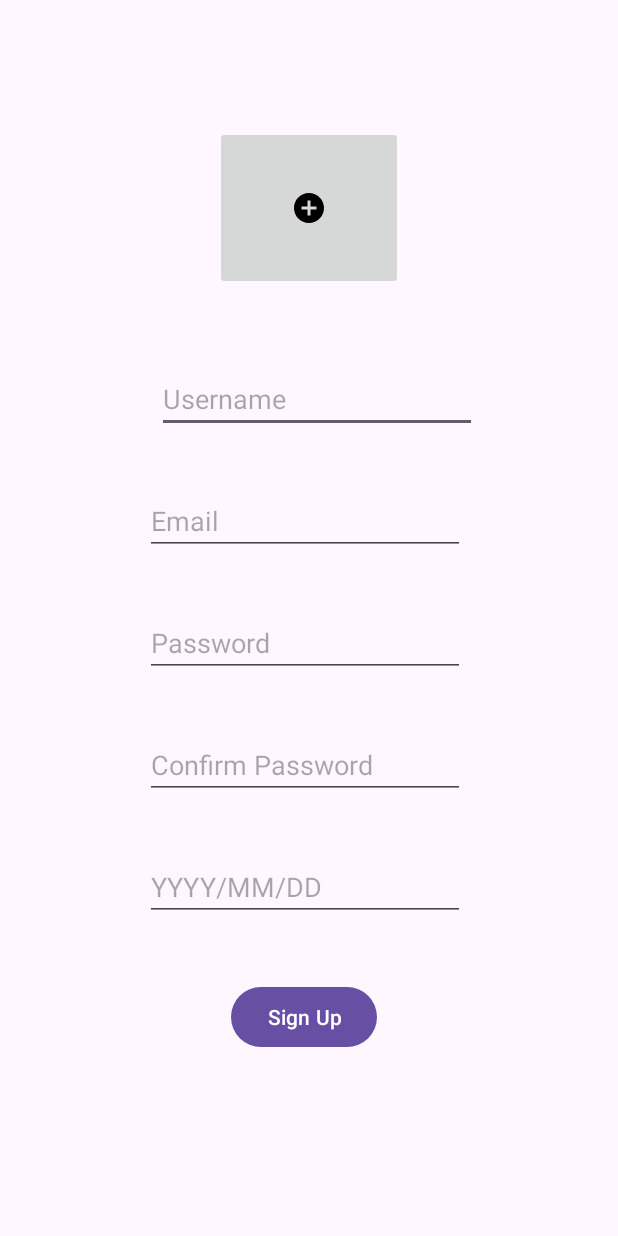
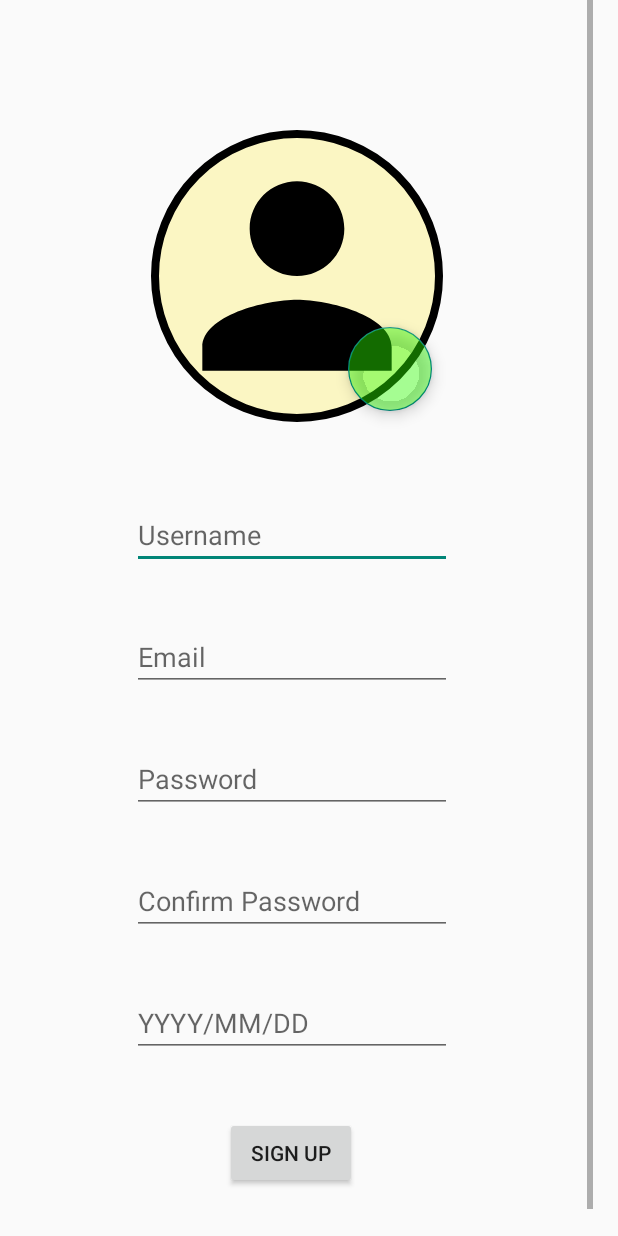
Before and after one commit to thecodemonster1/Wonder-Trip, an Android app: the SignInActivity screen opened directly, with no data from a screen before it, on a phone screen of 412 x 824 dp. Run offline under Robolectric (Android 15) with nearby library versions, the phone set to English and light mode, and no system bars; our stand-ins replace Firebase (no records; nobody signed in at launch, a user with empty details on screens opened directly); libraries missing offline, so code that uses them is left out: com.github.dhaval2404.imagepicker.

Commit message:
after fixing bugs, added the feture image picker

```diff
--- a/app/build.gradle
+++ b/app/build.gradle
@@ -88,6 +88,8 @@ dependencies {
     implementation 'androidx.constraintlayout:constraintlayout:2.1.4'
     implementation 'com.google.firebase:firebase-database:20.3.0'
     implementation 'com.google.firebase:firebase-auth:22.3.0'
+    implementation 'com.google.firebase:firebase-storage:22.0.0'
+    implementation 'com.github.dhaval2404:imagepicker:2.1'
     testImplementation 'junit:junit:4.13.2'
     androidTestImplementation 'androidx.test.ext:junit:1.1.5'
     androidTestImplementation 'androidx.test.espresso:espresso-core:3.5.1'
--- a/app/src/main/java/com/example/wonder_trip_project/SignInActivity.java
+++ b/app/src/main/java/com/example/wonder_trip_project/SignInActivity.java
@@ -1,41 +1,44 @@
 package com.example.wonder_trip_project;
 
-import static android.content.ContentValues.TAG;
-
-import androidx.annotation.NonNull;
+import androidx.annotation.Nullable;
 import androidx.appcompat.app.AppCompatActivity;
 
 import android.content.Intent;
+import android.graphics.drawable.ColorDrawable;
 import android.net.Uri;
 import android.os.Bundle;
-import android.util.Log;
 import android.view.View;
 import android.widget.Button;
 import android.widget.EditText;
 import android.widget.ImageButton;
 import android.widget.ImageView;
-import android.widget.ProgressBar;
 import android.widget.Toast;
 
-import com.google.android.gms.tasks.OnCompleteListener;
-import com.google.android.gms.tasks.Task;
-import com.google.firebase.auth.AuthResult;
+import com.github.dhaval2404.imagepicker.ImagePicker;
+import com.google.android.material.floatingactionbutton.FloatingActionButton;
 import com.google.firebase.auth.FirebaseAuth;
-import com.google.firebase.auth.FirebaseUser;
 import com.google.firebase.database.DatabaseReference;
 import com.google.firebase.database.FirebaseDatabase;
+
+import java.util.Objects;
 
 public class SignInActivity extends AppCompatActivity {
     EditText txtUsername, txtEmail, txtPassword, txtPassword2, txtDOB;
     Button btnSignUp;
-    ImageButton imgButton;
-    FirebaseAuth mAuth;
+    ImageView imgProfileView;
+    FloatingActionButton btnImagePicker;
+
+//    FirebaseAuth mAuth;
 //    ProgressBar progBar;
 
     @Override
     protected void onCreate(Bundle savedInstanceState) {
         super.onCreate(savedInstanceState);
         setContentView(R.layout.activity_sign_in);
+
+        if (getSupportActionBar() != null) {
+            Objects.requireNonNull(getSupportActionBar()).setBackgroundDrawable(new ColorDrawable(getColor(R.color.blue)));
+        }
 
         DatabaseReference usersRef = FirebaseDatabase.getInstance().getReference("users"); // Push the datas to "users" node
         String userId = usersRef.push().getKey(); // Generates a unique key for the new user
@@ -46,7 +49,8 @@ public class SignInActivity extends AppCompatActivity {
         txtPassword2 = findViewById(R.id.txtRegPassword2);
         txtDOB = findViewById(R.id.txtRegDOB);
         btnSignUp = findViewById(R.id.btnSignUp);
-        imgButton = findViewById(R.id.imgButton);
+        imgProfileView = findViewById(R.id.imgView);
+        btnImagePicker = findViewById(R.id.btnImagePicker);
 //        progBar = findViewById(R.id.progressBar);
 
 
@@ -84,11 +88,30 @@ public class SignInActivity extends AppCompatActivity {
             }
         });
 
-//        imgButton.setOnClickListener(new View.OnClickListener() {
-//            @Override
-//            public void onClick(View view) {
-//
-//            }
-//        });
+        btnImagePicker.setOnClickListener(new View.OnClickListener() {
+            @Override
+            public void onClick(View view) {
+                ImagePicker.with(SignInActivity.this)
+                        .crop()	    			//Crop image(Optional), Check Customization for more option
+                        .compress(1024)			//Final image size will be less than 1 MB(Optional)
+                        .maxResultSize(1080, 1080)	//Final image resolution will be less than 1080 x 1080(Optional)
+                        .start();
+            }
+        });
+    }
+
+    @Override
+    protected void onActivityResult(int requestCode, int resultCode, @Nullable Intent data) {
+        super.onActivityResult(requestCode, resultCode, data);
+        assert data != null;
+//        Uri uri = data.getData();
+//        imgProfileView.setImageURI(uri);
+        if (resultCode == RESULT_OK) {
+            Uri uri = data.getData();
+            imgProfileView.setImageURI(uri);
+        } else {
+            // Handle the case where the image picker did not return a valid result
+            Toast.makeText(this, "Image selection canceled", Toast.LENGTH_SHORT).show();
+        }
     }
 }
--- /dev/null
+++ b/app/src/main/res/drawable/baseline_photo_camera_24.xml
@@ -0,0 +1,6 @@
+<vector android:height="24dp" android:tint="#000000"
+    android:viewportHeight="24" android:viewportWidth="24"
+    android:width="24dp" xmlns:android="http://schemas.android.com/apk/res/android">
+    <path android:fillColor="@android:color/white" android:pathData="M12,12m-3.2,0a3.2,3.2 0,1 1,6.4 0a3.2,3.2 0,1 1,-6.4 0"/>
+    <path android:fillColor="@android:color/white" android:pathData="M9,2L7.17,4L4,4c-1.1,0 -2,0.9 -2,2v12c0,1.1 0.9,2 2,2h16c1.1,0 2,-0.9 2,-2L22,6c0,-1.1 -0.9,-2 -2,-2h-3.17L15,2L9,2zM12,17c-2.76,0 -5,-2.24 -5,-5s2.24,-5 5,-5 5,2.24 5,5 -2.24,5 -5,5z"/>
+</vector>
--- a/app/src/main/res/layout/activity_sign_in.xml
+++ b/app/src/main/res/layout/activity_sign_in.xml
@@ -1,10 +1,17 @@
 <?xml version="1.0" encoding="utf-8"?>
-<androidx.constraintlayout.widget.ConstraintLayout xmlns:android="http://schemas.android.com/apk/res/android"
+<ScrollView xmlns:android="http://schemas.android.com/apk/res/android"
     xmlns:app="http://schemas.android.com/apk/res-auto"
     xmlns:tools="http://schemas.android.com/tools"
+    tools:context=".SignInActivity"
+    android:layout_width="wrap_content"
+    android:layout_height="wrap_content"
+    tools:layout_editor_absoluteX="1dp"
+    tools:layout_editor_absoluteY="0dp"
+    tools:ignore="MissingConstraints">
+
+    <androidx.constraintlayout.widget.ConstraintLayout
         android:layout_width="match_parent"
-    android:layout_height="match_parent"
-    tools:context=".SignInActivity">
+        android:layout_height="wrap_content">
 
         <EditText
             android:id="@+id/txtRegUsername"
@@ -19,7 +26,7 @@
             app:layout_constraintEnd_toEndOf="parent"
             app:layout_constraintHorizontal_bias="1.0"
             app:layout_constraintStart_toStartOf="parent"
-        app:layout_constraintTop_toBottomOf="@+id/imgButton" />
+            app:layout_constraintTop_toBottomOf="@+id/imgView" />
 
         <EditText
             android:id="@+id/txtRegEmail"
@@ -96,20 +103,53 @@
             android:layout_marginStart="144dp"
             android:layout_marginTop="40dp"
             android:layout_marginEnd="151dp"
-        android:onClick="onClickableTextClick"
+            android:layout_marginBottom="50dp"
             android:text="Sign Up"
+            app:layout_constraintBottom_toBottomOf="parent"
             app:layout_constraintEnd_toEndOf="parent"
             app:layout_constraintStart_toStartOf="parent"
             app:layout_constraintTop_toBottomOf="@+id/txtRegDOB" />
 
-    <ImageButton
-        android:id="@+id/imgButton"
-        android:layout_width="125dp"
-        android:layout_height="109dp"
+        <com.google.android.material.imageview.ShapeableImageView
+            android:id="@+id/imgView"
+            android:layout_width="200dp"
+            android:layout_height="200dp"
             android:layout_marginTop="84dp"
+            android:background="#48FFEB3B"
+            android:padding="5dp"
             app:layout_constraintEnd_toEndOf="parent"
             app:layout_constraintStart_toStartOf="parent"
             app:layout_constraintTop_toTopOf="parent"
-        app:srcCompat="@drawable/baseline_add_circle_24" />
+            app:shapeAppearanceOverlay="@style/circular"
+            app:srcCompat="@drawable/baseline_person_24"
+            app:strokeColor="@color/black"
+            app:strokeWidth="5dp" />
 
+        <com.google.android.material.floatingactionbutton.FloatingActionButton
+            android:id="@+id/btnImagePicker"
+            android:layout_width="wrap_content"
+            android:layout_height="wrap_content"
+            android:layout_marginEnd="10dp"
+            android:layout_marginBottom="10dp"
+
+            android:backgroundTint="#6B2FFF00"
+            android:contentDescription="TODO"
+            android:tint="@color/black"
+            app:layout_constraintBottom_toBottomOf="@+id/imgView"
+            app:layout_constraintEnd_toEndOf="@+id/imgView"
+            app:shapeAppearanceOverlay="@style/circular"
+            tools:ignore="ContentDescription" />
     </androidx.constraintlayout.widget.ConstraintLayout>
+
+
+
+</ScrollView>
+
+
+<!--<androidx.constraintlayout.widget.ConstraintLayout xmlns:android="http://schemas.android.com/apk/res/android"-->
+<!--xmlns:app="http://schemas.android.com/apk/res-auto"-->
+<!--xmlns:tools="http://schemas.android.com/tools"-->
+<!--android:layout_width="match_parent"-->
+<!--android:layout_height="match_parent"-->
+<!--tools:context=".SignInActivity">-->
+<!--</androidx.constraintlayout.widget.ConstraintLayout>-->
--- a/app/src/main/res/values-night/themes.xml
+++ b/app/src/main/res/values-night/themes.xml
@@ -1,7 +1,8 @@
 <resources xmlns:tools="http://schemas.android.com/tools">
     <!-- Base application theme. -->
-    <style name="Base.Theme.WonderTripProject" parent="Theme.Material3.DayNight.NoActionBar">
+    <style name="Base.Theme.WonderTripProject" parent="Theme.AppCompat.DayNight.NoActionBar">
         <!-- Customize your dark theme here. -->
         <!-- <item name="colorPrimary">@color/my_dark_primary</item> -->
+        <item name="android:statusBarColor">@color/black</item>
     </style>
 </resources>
--- a/app/src/main/res/values/colors.xml
+++ b/app/src/main/res/values/colors.xml
@@ -2,4 +2,5 @@
 <resources>
     <color name="black">#FF000000</color>
     <color name="white">#FFFFFFFF</color>
+    <color name="blue">#000000FF</color>
 </resources>
--- /dev/null
+++ b/app/src/main/res/values/custom_style.xml
@@ -0,0 +1,6 @@
+<?xml version="1.0" encoding="utf-8"?>
+<resources>
+    <style name="circular">
+        <item name="cornerSize">50%</item>
+    </style>
+</resources>
--- a/app/src/main/res/values/themes.xml
+++ b/app/src/main/res/values/themes.xml
@@ -1,8 +1,9 @@
 <resources xmlns:tools="http://schemas.android.com/tools">
     <!-- Base application theme. -->
-    <style name="Base.Theme.WonderTripProject" parent="Theme.Material3.DayNight.NoActionBar">
+    <style name="Base.Theme.WonderTripProject" parent="Theme.AppCompat.DayNight.NoActionBar">
         <!-- Customize your light theme here. -->
         <!-- <item name="colorPrimary">@color/my_light_primary</item> -->
+        <item name="android:statusBarColor">@color/black</item>
     </style>
 
     <style name="Theme.WonderTripProject" parent="Base.Theme.WonderTripProject" />
--- a/settings.gradle.kts
+++ b/settings.gradle
@@ -10,6 +10,7 @@ dependencyResolutionManagement {
     repositories {
         google()
         mavenCentral()
+        maven { url "https://jitpack.io" }
     }
 }
 
```
Also changed, not shown: app/src/main/res/drawable/logoicon.png, app/src/main/res/drawable/person_icon.jpeg (added). Lines whose indentation alone changed are shown as unchanged.
